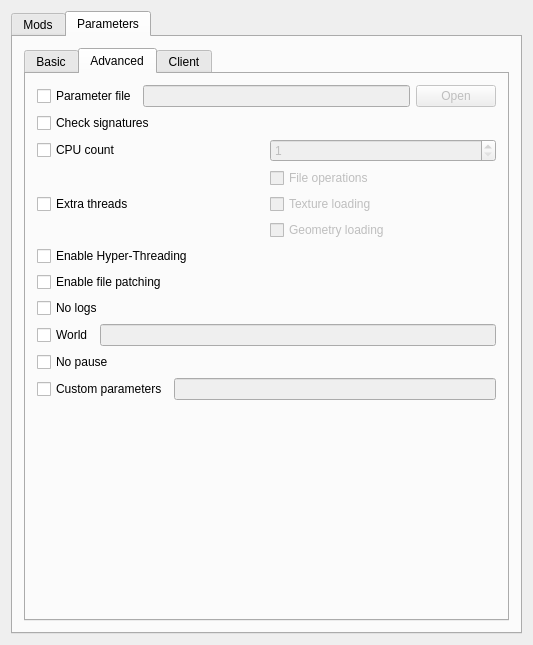
Above: src/arma3-unix-launcher/mainwindow.ui from muttleyxd/arma3-unix-launcher before the change. Below: the same form after it.
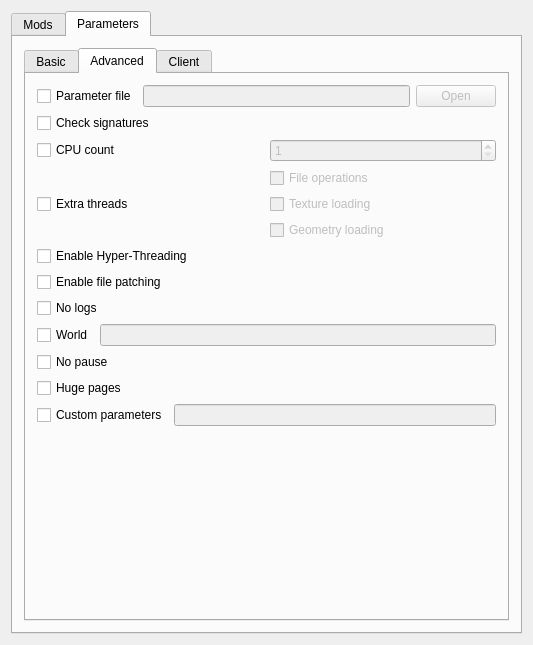
That is the form after the change. The open tabs and pages were chosen to show the change. Icons and pictures are not drawn.

Commit message:
mainwindow.ui: add missing hugepages parameter
fixes #61

Diff of the .ui file:
```diff
--- a/src/arma3-unix-launcher/mainwindow.ui
+++ b/src/arma3-unix-launcher/mainwindow.ui
@@ -459,6 +459,13 @@
                   </property>
                  </widget>
                 </item>
+                <item>
+                 <widget class="QCheckBox" name="checkbox_hugepages">
+                  <property name="text">
+                   <string>Huge pages</string>
+                  </property>
+                 </widget>
+                </item>
                 <item>
                  <layout class="QHBoxLayout" name="layout_horizontal_parameters_advanced_custom_parameters">
                   <item>
```
The commit also changes 1 other file.
